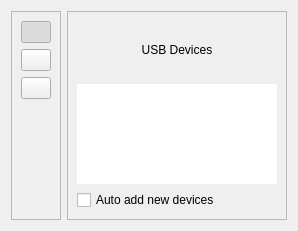
Qt form ui/controlpanel.ui (uwolfer/qtemu) before a commit.
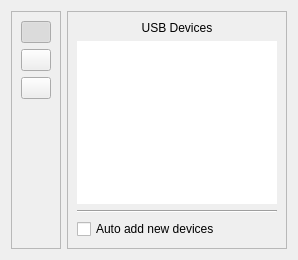
The same form after that commit. The open tabs and pages were chosen to show the change. Icons and pictures are not drawn.

The edit to the form file:
```diff
--- a/ui/controlpanel.ui
+++ b/ui/controlpanel.ui
@@ -6,8 +6,8 @@
    <rect>
     <x>0</x>
     <y>0</y>
-    <width>270</width>
-    <height>231</height>
+    <width>298</width>
+    <height>260</height>
    </rect>
   </property>
   <property name="sizePolicy">
@@ -380,7 +380,7 @@
             <property name="sizePolicy">
              <sizepolicy hsizetype="Fixed" vsizetype="Minimum">
               <horstretch>200</horstretch>
-              <verstretch>50</verstretch>
+              <verstretch>10</verstretch>
              </sizepolicy>
             </property>
             <property name="minimumSize">
@@ -392,7 +392,7 @@
             <property name="maximumSize">
              <size>
               <width>200</width>
-              <height>100</height>
+              <height>175</height>
              </size>
             </property>
             <property name="toolTip">
@@ -439,6 +439,13 @@
             </property>
            </widget>
           </item>
+          <item>
+           <widget class="Line" name="line_2">
+            <property name="orientation">
+             <enum>Qt::Horizontal</enum>
+            </property>
+           </widget>
+          </item>
           <item>
            <widget class="QCheckBox" name="addDevices">
             <property name="toolTip">
```
